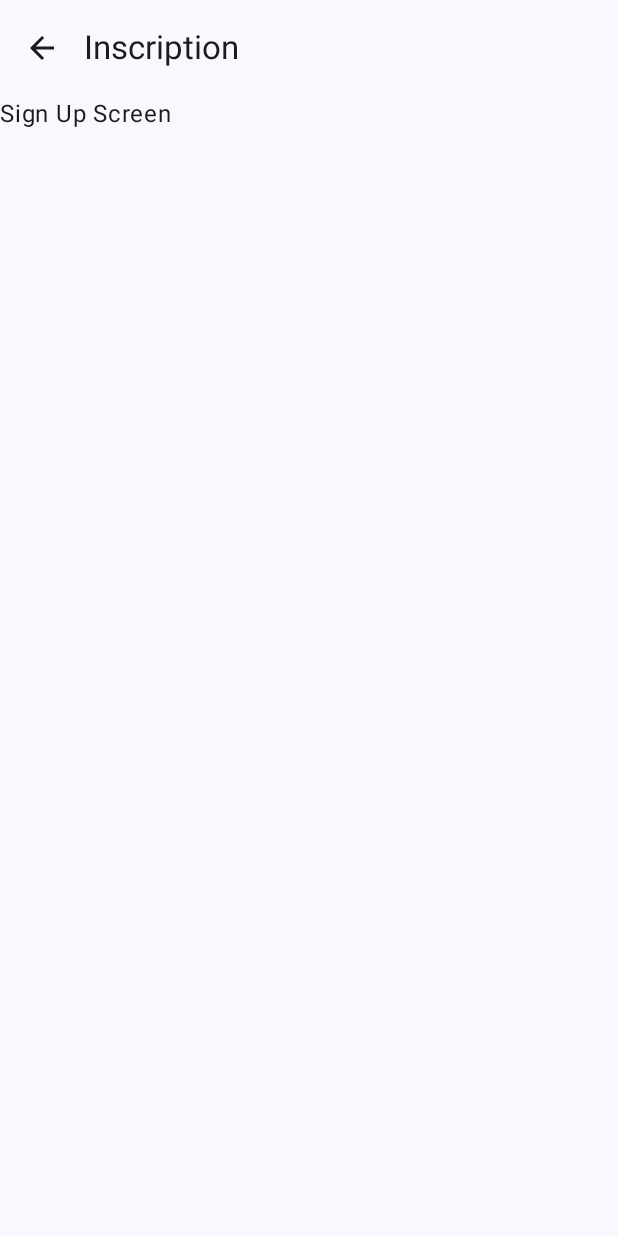
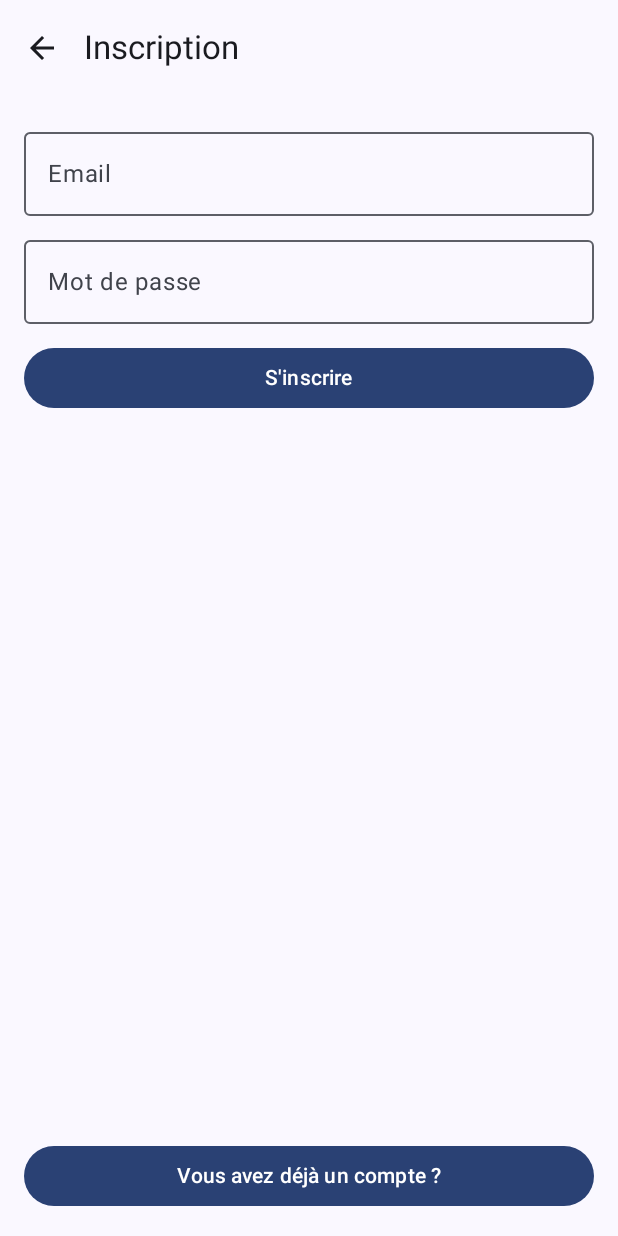
Before and after one commit to demoven/firebase_example, an Android app built with Jetpack Compose: the SignUpScreen screen opened through its navigation route, on a phone screen of 412 x 824 dp. Before the commit the screen is almost empty. Run offline under Robolectric (Android 15) with nearby library versions, the phone set to English and light mode, and no system bars.

Commit message:
feat: viewmodels and finished screens

```diff
--- a/app/src/main/java/com/company/firebaseexample/FirebaseApp.kt
+++ b/app/src/main/java/com/company/firebaseexample/FirebaseApp.kt
@@ -11,17 +11,20 @@ import androidx.compose.material3.Scaffold
 import androidx.compose.material3.Text
 import androidx.compose.material3.TopAppBar
 import androidx.compose.runtime.Composable
+import androidx.compose.runtime.collectAsState
 import androidx.compose.runtime.getValue
 import androidx.compose.ui.Modifier
 import androidx.compose.ui.res.stringResource
+import androidx.compose.ui.unit.dp
+import androidx.lifecycle.viewmodel.compose.viewModel
 import androidx.navigation.NavHostController
 import androidx.navigation.compose.NavHost
 import androidx.navigation.compose.composable
 import androidx.navigation.compose.currentBackStackEntryAsState
 import androidx.navigation.compose.rememberNavController
 import com.company.firebaseexample.ui.screens.HomeScreen
-import com.company.firebaseexample.ui.screens.SignInScreen
-import com.company.firebaseexample.ui.screens.SignUpScreen
+import com.company.firebaseexample.ui.screens.signin.SignInScreen
+import com.company.firebaseexample.ui.screens.signup.SignUpScreen
 
 enum class FirebaseAppScreens(@StringRes val title: Int) {
     Home(title = R.string.home_screen_title),
@@ -31,10 +34,17 @@ enum class FirebaseAppScreens(@StringRes val title: Int) {
 
 @Composable
 fun FirebaseApp(
-    navController: NavHostController = rememberNavController()
+    navController: NavHostController = rememberNavController(),
+    mainViewModel: MainViewModel = viewModel()
 ) {
+    val isLoggedIn by mainViewModel.isUserLoggedIn.collectAsState()
+
     val backStackEntry by navController.currentBackStackEntryAsState()
-    val startDestination = FirebaseAppScreens.Home.name
+    val startDestination = if (isLoggedIn) {
+        FirebaseAppScreens.Home.name
+    } else {
+        FirebaseAppScreens.SignIn.name
+    }
     val currentRoute = backStackEntry?.destination?.route
     val currentScreen = FirebaseAppScreens.valueOf(
         currentRoute ?: FirebaseAppScreens.Home.name
@@ -57,13 +67,28 @@ fun FirebaseApp(
             modifier = Modifier.padding(innerPadding)
         ) {
             composable(FirebaseAppScreens.Home.name){
-                HomeScreen()
+                HomeScreen(
+                    onLogout = {
+                        mainViewModel.logout()
+                    },
+                    modifier = Modifier.padding(16.dp)
+                )
             }
             composable(FirebaseAppScreens.SignIn.name){
-                SignInScreen()
+                SignInScreen(
+                    onNavigateToSignUp = {
+                        navController.navigate(FirebaseAppScreens.SignUp.name)
+                    },
+                    modifier = Modifier.padding(16.dp)
+                )
             }
             composable(FirebaseAppScreens.SignUp.name){
-                SignUpScreen()
+                SignUpScreen(
+                    onNavigateToSignIn = {
+                        navController.navigate(FirebaseAppScreens.SignIn.name)
+                    },
+                    modifier = Modifier.padding(16.dp)
+                )
             }
         }
 
@@ -78,10 +103,14 @@ fun FirebaseAppTopBar(
     navigateUp: () -> Unit,
     modifier: Modifier = Modifier
 ) {
+    val screenWithoutArrowBack = listOf(
+        FirebaseAppScreens.Home,
+        FirebaseAppScreens.SignIn
+    )
     TopAppBar(
         title = { Text(stringResource(currentScreen.title))},
         navigationIcon = {
-            if (currentScreen != FirebaseAppScreens.Home) {
+            if (currentScreen !in screenWithoutArrowBack ) {
                 IconButton(onClick = navigateUp) {
                     Icon(
                         imageVector = Icons.AutoMirrored.Filled.ArrowBack,
@@ -91,7 +120,5 @@ fun FirebaseAppTopBar(
             }
         },
         modifier = modifier
-
     )
-
 }
--- /dev/null
+++ b/app/src/main/java/com/company/firebaseexample/MainViewModel.kt
@@ -0,0 +1,13 @@
+package com.company.firebaseexample
+
+import androidx.lifecycle.ViewModel
+import kotlinx.coroutines.flow.MutableStateFlow
+import kotlinx.coroutines.flow.StateFlow
+import kotlinx.coroutines.flow.asStateFlow
+
+class MainViewModel: ViewModel() {
+    private val _isUserLoggedIn = MutableStateFlow(false)
+    val isUserLoggedIn: StateFlow<Boolean> = _isUserLoggedIn.asStateFlow()
+
+    fun logout() {}
+}
--- a/app/src/main/java/com/company/firebaseexample/ui/screens/SignUpScreen.kt
+++ /dev/null
@@ -1,29 +0,0 @@
-package com.company.firebaseexample.ui.screens
-
-import com.company.firebaseexample.R
-import androidx.compose.foundation.Image
-import androidx.compose.foundation.clickable
-import androidx.compose.foundation.layout.Box
-import androidx.compose.foundation.layout.Column
-import androidx.compose.foundation.layout.Spacer
-import androidx.compose.foundation.layout.fillMaxWidth
-import androidx.compose.foundation.layout.height
-import androidx.compose.foundation.layout.size
-import androidx.compose.foundation.text.KeyboardActions
-import androidx.compose.foundation.text.KeyboardOptions
-import androidx.compose.material3.Button
-import androidx.compose.material3.OutlinedTextField
-import androidx.compose.material3.Text
-import androidx.compose.runtime.Composable
-import androidx.compose.ui.Alignment
-import androidx.compose.ui.Modifier
-import androidx.compose.ui.res.dimensionResource
-import androidx.compose.ui.res.painterResource
-import androidx.compose.ui.res.stringResource
-import androidx.compose.ui.text.input.ImeAction
-import androidx.compose.ui.unit.dp
-
-@Composable
-fun SignUpScreen() {
-    Text("Sign Up Screen")
-}
--- /dev/null
+++ b/app/src/main/java/com/company/firebaseexample/ui/screens/signin/SignInScreen.kt
@@ -0,0 +1,62 @@
+package com.company.firebaseexample.ui.screens.signin
+
+import androidx.compose.foundation.layout.Column
+import androidx.compose.foundation.layout.Spacer
+import androidx.compose.foundation.layout.fillMaxWidth
+import androidx.compose.foundation.layout.height
+import androidx.compose.material3.Button
+import androidx.compose.material3.OutlinedTextField
+import androidx.compose.material3.Text
+import androidx.compose.runtime.Composable
+import androidx.compose.runtime.collectAsState
+import androidx.compose.runtime.getValue
+import androidx.compose.ui.Modifier
+import androidx.compose.ui.res.stringResource
+import androidx.compose.ui.unit.dp
+import androidx.lifecycle.viewmodel.compose.viewModel
+import com.company.firebaseexample.R
+
+@Composable
+fun SignInScreen(
+    onNavigateToSignUp: () -> Unit,
+    modifier : Modifier = Modifier,
+    viewModel: SignInViewModel = viewModel()
+) {
+    val signInUiState by viewModel.uiState.collectAsState()
+
+    Column(modifier = modifier) {
+        OutlinedTextField(
+            value = signInUiState.email,
+            onValueChange = {
+                viewModel.updateEmail(it)
+            },
+            label = { Text(stringResource(R.string.email)) },
+            modifier = Modifier.fillMaxWidth()
+        )
+        Spacer(modifier = Modifier.height(8.dp))
+        OutlinedTextField(
+            value = signInUiState.password,
+            onValueChange = {
+                viewModel.updatePassword(it)
+            },
+            label = { Text(stringResource(R.string.password)) },
+            modifier = Modifier.fillMaxWidth()
+        )
+        Spacer(modifier = Modifier.height(12.dp))
+        Button(
+            onClick = {
+                viewModel.login()
+            },
+            modifier = Modifier.fillMaxWidth()
+        ) {
+            Text(stringResource(R.string.sign_in))
+        }
+        Spacer(modifier = Modifier.weight(1f))
+        Button(
+            onClick= onNavigateToSignUp,
+            modifier = Modifier.fillMaxWidth()
+        ) {
+            Text(stringResource(R.string.sign_up))
+        }
+    }
+}
--- /dev/null
+++ b/app/src/main/java/com/company/firebaseexample/ui/screens/signin/SignInUiState.kt
@@ -0,0 +1,6 @@
+package com.company.firebaseexample.ui.screens.signin
+
+data class SignInUiState(
+    val email: String = "",
+    val password: String = ""
+)
--- /dev/null
+++ b/app/src/main/java/com/company/firebaseexample/ui/screens/signin/SignInViewModel.kt
@@ -0,0 +1,21 @@
+package com.company.firebaseexample.ui.screens.signin
+
+import androidx.lifecycle.ViewModel
+import kotlinx.coroutines.flow.MutableStateFlow
+import kotlinx.coroutines.flow.StateFlow
+import kotlinx.coroutines.flow.asStateFlow
+
+class SignInViewModel: ViewModel() {
+    private val _uiState = MutableStateFlow(SignInUiState())
+    val uiState: StateFlow<SignInUiState> = _uiState.asStateFlow()
+
+    fun updateEmail(updatedEmail: String) {
+        _uiState.value = _uiState.value.copy(email = updatedEmail)
+    }
+
+    fun updatePassword(updatedPassword: String) {
+        _uiState.value = _uiState.value.copy(password = updatedPassword)
+    }
+
+    fun login() {}
+}
--- /dev/null
+++ b/app/src/main/java/com/company/firebaseexample/ui/screens/signup/SignUpScreen.kt
@@ -0,0 +1,62 @@
+package com.company.firebaseexample.ui.screens.signup
+
+import androidx.compose.foundation.layout.Column
+import androidx.compose.foundation.layout.Spacer
+import androidx.compose.foundation.layout.fillMaxWidth
+import androidx.compose.foundation.layout.height
+import androidx.compose.material3.Button
+import androidx.compose.material3.OutlinedTextField
+import androidx.compose.material3.Text
+import androidx.compose.runtime.Composable
+import androidx.compose.runtime.collectAsState
+import androidx.compose.runtime.getValue
+import androidx.compose.ui.Modifier
+import androidx.compose.ui.res.stringResource
+import androidx.compose.ui.unit.dp
+import androidx.lifecycle.viewmodel.compose.viewModel
+import com.company.firebaseexample.R
+
+@Composable
+fun SignUpScreen(
+    onNavigateToSignIn: () -> Unit,
+    modifier : Modifier = Modifier,
+    signUpViewModel: SignUpViewModel = viewModel(),
+) {
+    val signUpState by signUpViewModel.uiState.collectAsState()
+
+    Column(modifier = modifier) {
+        OutlinedTextField(
+            value = signUpState.email,
+            onValueChange = {
+                signUpViewModel.updateEmail(it)
+            },
+            label = { Text(stringResource(R.string.email)) },
+            modifier = Modifier.fillMaxWidth()
+        )
+        Spacer(modifier = Modifier.height(8.dp))
+        OutlinedTextField(
+            value = signUpState.password,
+            onValueChange = {
+                signUpViewModel.updatePassword(it)
+            },
+            label = { Text(stringResource(R.string.password)) },
+            modifier = Modifier.fillMaxWidth()
+        )
+        Spacer(modifier = Modifier.height(12.dp))
+        Button(
+            onClick = {
+                signUpViewModel.register()
+            },
+            modifier = Modifier.fillMaxWidth()
+        ) {
+            Text(stringResource(R.string.sign_up))
+        }
+        Spacer(modifier = Modifier.weight(1f))
+        Button (
+            onClick = onNavigateToSignIn,
+            modifier = Modifier.fillMaxWidth()
+        ) {
+            Text(stringResource(R.string.already_have_account))
+        }
+    }
+}
--- /dev/null
+++ b/app/src/main/java/com/company/firebaseexample/ui/screens/signup/SignUpUiState.kt
@@ -0,0 +1,6 @@
+package com.company.firebaseexample.ui.screens.signup
+
+data class SignUpUiState (
+    val email: String = "",
+    val password: String = ""
+)
--- /dev/null
+++ b/app/src/main/java/com/company/firebaseexample/ui/screens/signup/SignUpViewModel.kt
@@ -0,0 +1,21 @@
+package com.company.firebaseexample.ui.screens.signup
+
+import androidx.lifecycle.ViewModel
+import kotlinx.coroutines.flow.MutableStateFlow
+import kotlinx.coroutines.flow.StateFlow
+import kotlinx.coroutines.flow.asStateFlow
+
+class SignUpViewModel: ViewModel() {
+    private val _uiState = MutableStateFlow(SignUpUiState())
+    val uiState: StateFlow<SignUpUiState> = _uiState.asStateFlow()
+
+    fun updateEmail(updatedEmail: String) {
+        _uiState.value = _uiState.value.copy(email = updatedEmail)
+    }
+
+    fun updatePassword(updatedPassword: String) {
+        _uiState.value = _uiState.value.copy(password = updatedPassword)
+    }
+
+    fun register() {}
+}
--- a/app/src/main/res/values/strings.xml
+++ b/app/src/main/res/values/strings.xml
@@ -3,4 +3,11 @@
     <string name="home_screen_title">Accueil</string>
     <string name="signin_screen_title">Connexion</string>
     <string name="signup_screen_title">Inscription</string>
+    <string name="email">Email</string>
+    <string name="password">Mot de passe</string>
+    <string name="sign_in">Se connecter</string>
+    <string name="sign_up">S\'inscrire</string>
+    <string name="already_have_account">Vous avez déjà un compte ?</string>
+    <string name="logout">Se déconnecter</string>
+    <string name="welcome_message">Bienvenue, dans l\'example Firebase !</string>
 </resources>
```
Also changed, not shown: app/src/main/java/com/company/firebaseexample/ui/screens/HomeScreen.kt (+19 -2 lines), app/src/main/java/com/company/firebaseexample/ui/screens/SignInScreen.kt (deleted, +0 -9 lines).
